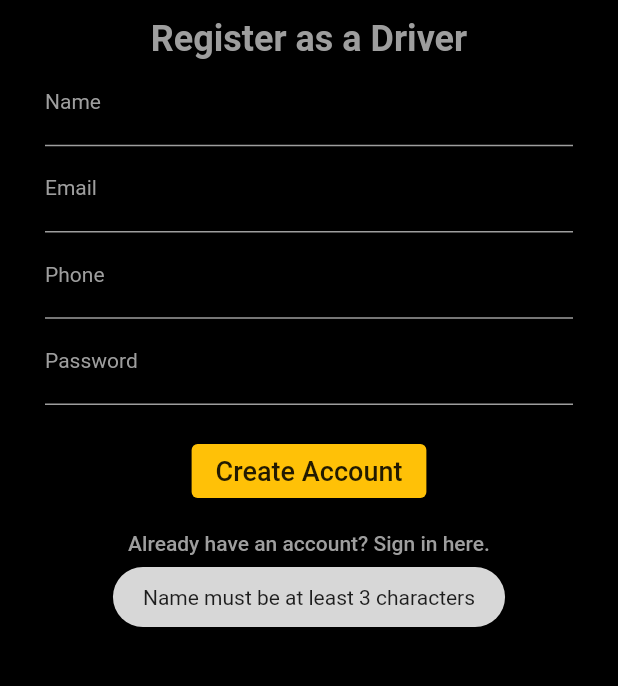
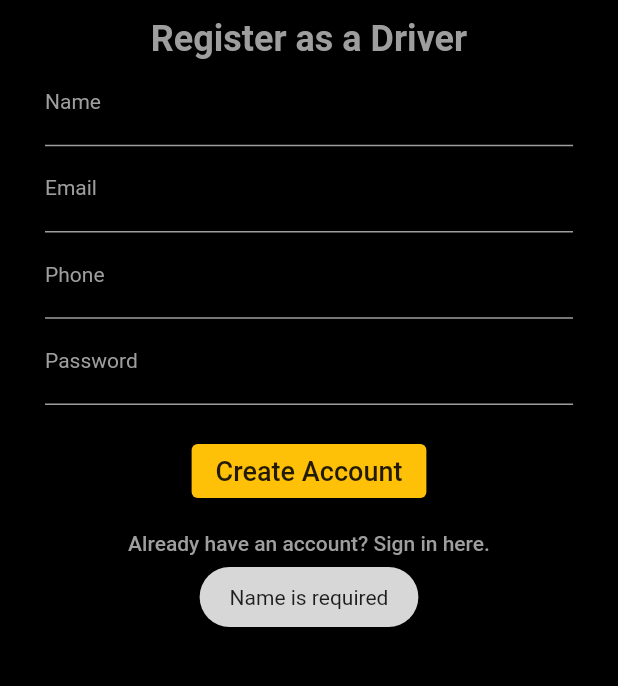
Before and after one commit to Virtue-226/Kando_App, a Flutter app: the SignUpScreen screen opened directly, after a tap on "Create Account", on a phone screen of 412 x 824 dp, the part 513-1199 px from its top. Run offline on Flutter 3.47's test engine with Material 2 defaults, Android fonts, the phone set to English and light mode, and no system bars; our stand-ins replace firebase_auth, firebase_core, firebase_database, fluttertoast; accounts and stored records are empty.

```diff
--- a/lib/authentication/signup_screen.dart
+++ b/lib/authentication/signup_screen.dart
@@ -19,13 +19,22 @@ class _SignUpScreenState extends State<SignUpScreen> {
   TextEditingController passwordTextEditingController = TextEditingController();
 
   validateForm() {
-    if (nameTextEditingController.text.length < 3) {
+    if (nameTextEditingController.text.isEmpty) {
+      Fluttertoast.showToast(msg: "Name is required");
+    } else if (nameTextEditingController.text.length < 3) {
       Fluttertoast.showToast(msg: "Name must be at least 3 characters");
+    } else if (emailTextEditingController.text.isEmpty) {
+      Fluttertoast.showToast(msg: "Email address is required");
     } else if (!emailTextEditingController.text.contains("@")) {
       Fluttertoast.showToast(msg: "Email address is not valid");
     } else if (phoneTextEditingController.text.isEmpty) {
       Fluttertoast.showToast(msg: "Phone number is required");
-    } else if (passwordTextEditingController.text.length < 6) {
+    }
+    else if (passwordTextEditingController.text.isEmpty) {
+      Fluttertoast.showToast(msg: "Password is required");
+    }
+
+    else if (passwordTextEditingController.text.length < 6) {
       Fluttertoast.showToast(msg: "Password must be at least 6 characters");
     } else {
       saveDriverInfo();
```
Also changed, not shown: lib/authentication/login_screen.dart (+53 -2 lines), lib/splashScreen/splash_screen.dart (+11 -2 lines), lib/tabPages/profile_tab.dart (+9 -1 lines).
